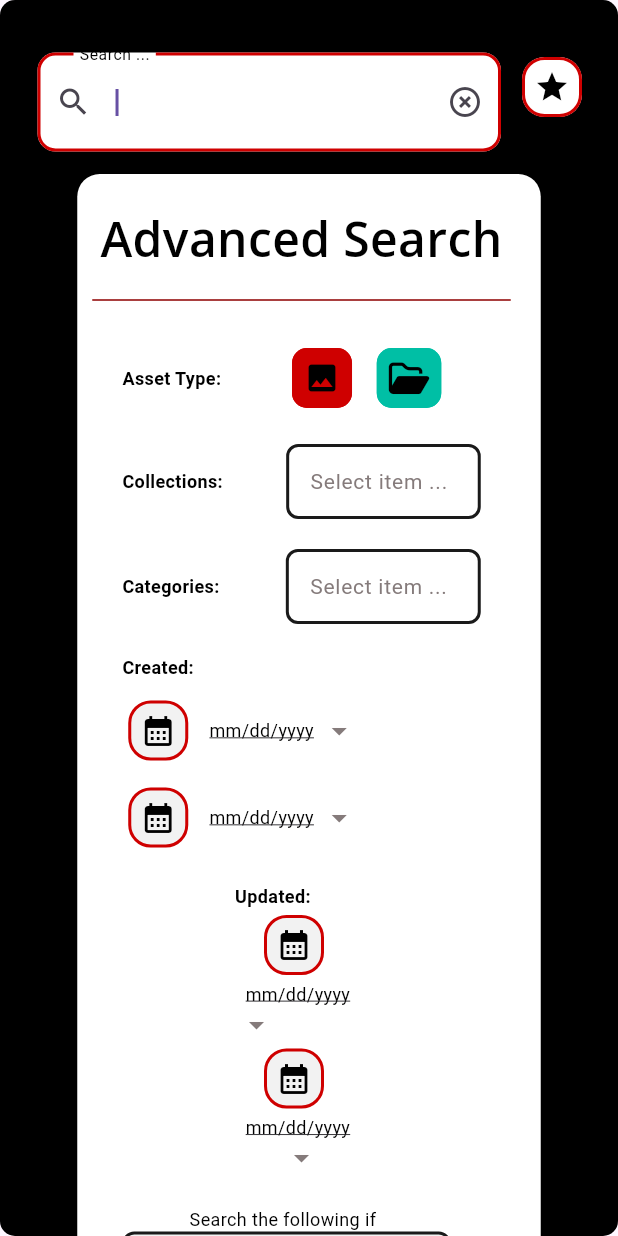
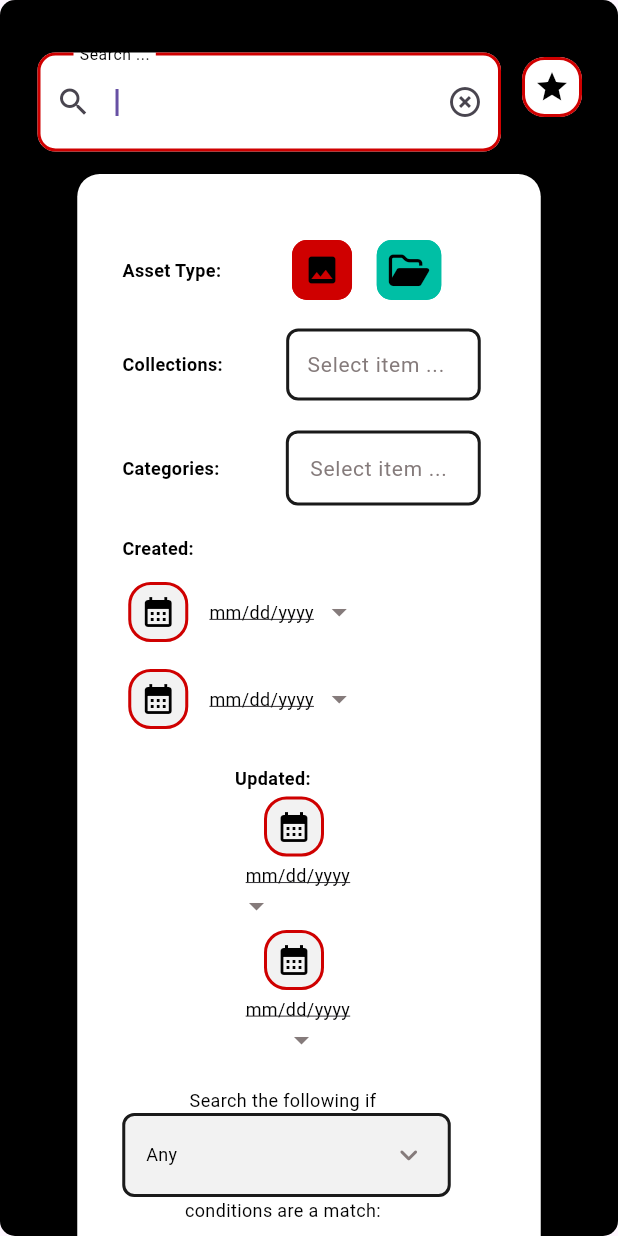
Before and after one commit to kevinlawrenceking/tmz_mam_flutter, a Flutter app: the AdvancedSearchWindowWidget widget shown alone on an empty page, opened directly, on a phone screen of 412 x 824 dp. Run offline on Flutter 3.47's test engine with Material 3 defaults, Android fonts, the phone set to English and light mode, and no system bars; our stand-ins replace auto_size_text, data_table_2, dropdown_button2, equatable, flutter_animate, flutter_secure_storage and 6 more; missing offline and left inert: json_path, mime_type; accounts and stored records are empty; network calls fail.

Commit message:
Working advanced panel!

```diff
--- a/lib/advanced_search_window_widget.dart
+++ b/lib/advanced_search_window_widget.dart
@@ -114,6 +114,8 @@ class _AdvancedSearchWindowWidgetState
                       ),
                       child: Stack(
                         children: [
+
+
                           Padding(
                             padding: EdgeInsetsDirectional.fromSTEB(
                                 10.0, 20.0, 20.0, 0.0),
@@ -121,21 +123,20 @@ class _AdvancedSearchWindowWidgetState
                               child: Column(
                                 mainAxisSize: MainAxisSize.max,
                                 children: [
-                                  Padding(
-                                    padding: EdgeInsetsDirectional.fromSTEB(
-                                        0.0, 0.0, 0.0, 10.0),
-                                    child: Text(
-                                      'Advanced Search',
-                                      textAlign: TextAlign.center,
-                                      style: FlutterFlowTheme.of(context)
-                                          .headlineLarge,
-                                    ),
-                                  ),
-                                  Divider(
-                                    thickness: 1.0,
-                                    color:
-                                        FlutterFlowTheme.of(context).tertiary,
-                                  ),
+
+
+
+
+
+
+
+
+
+
+
+
+
+
                                   Padding(
                                     padding: EdgeInsetsDirectional.fromSTEB(
                                         0.0, 20.0, 0.0, 0.0),
@@ -165,6 +166,31 @@ class _AdvancedSearchWindowWidgetState
                                                 ),
                                           ),
                                         ),
+
+
+
+
+
+
+
+
+
+
+
+
+
+
+
+
+
+
+
+
+
+
+
+
+
                                         Padding(
                                           padding:
                                               EdgeInsetsDirectional.fromSTEB(
@@ -216,7 +242,7 @@ class _AdvancedSearchWindowWidgetState
                                   ),
                                   Padding(
                                     padding: EdgeInsetsDirectional.fromSTEB(
-                                        0.0, 20.0, 0.0, 0.0),
+                                        0.0, 15.0, 0.0, 0.0),
                                     child: Row(
 
                                       children: [
@@ -243,83 +269,81 @@ class _AdvancedSearchWindowWidgetState
                                                 ),
                                           ),
                                         ),
+
+
+
+
+
+
+
+
+
+
+
+
+
                                 Expanded(
   child: Padding(
-                                            padding:
-                                                EdgeInsetsDirectional.fromSTEB(
-                                                    0.0, 0.0, 20.0, 0.0),
+    padding: EdgeInsetsDirectional.fromSTEB(0.0, 0.0, 20.0, 0.0),
     child: TextFormField(
-                                              controller:
-                                                  _model.textController1,
-                                              focusNode:
-                                                  _model.textFieldFocusNode1,
+      controller: _model.textController1,
+      focusNode: _model.textFieldFocusNode1,
       autofocus: true,
       obscureText: false,
       decoration: InputDecoration(
         labelText: 'Select item ...',
-                                                labelStyle:
-                                                    FlutterFlowTheme.of(context)
-                                                        .labelMedium,
-                                                hintStyle:
-                                                    FlutterFlowTheme.of(context)
-                                                        .labelMedium,
-                                                enabledBorder:
-                                                    OutlineInputBorder(
+        labelStyle: FlutterFlowTheme.of(context).labelMedium,
+        hintStyle: FlutterFlowTheme.of(context).labelMedium,
+        enabledBorder: OutlineInputBorder(
           borderSide: BorderSide(
-                                                    color: FlutterFlowTheme.of(
-                                                            context)
-                                                        .alternate,
+            color: FlutterFlowTheme.of(context).alternate,
             width: 2.0,
           ),
-                                                  borderRadius:
-                                                      BorderRadius.circular(
-                                                          8.0),
-                                                ),
-                                                focusedBorder:
-                                                    OutlineInputBorder(
+          borderRadius: BorderRadius.circular(8.0),
+        ),
+        focusedBorder: OutlineInputBorder(
           borderSide: BorderSide(
-                                                    color: FlutterFlowTheme.of(
-                                                            context)
-                                                        .primary,
+            color: FlutterFlowTheme.of(context).primary,
             width: 2.0,
           ),
-                                                  borderRadius:
-                                                      BorderRadius.circular(
-                                                          8.0),
+          borderRadius: BorderRadius.circular(8.0),
         ),
         errorBorder: OutlineInputBorder(
           borderSide: BorderSide(
-                                                    color: FlutterFlowTheme.of(
-                                                            context)
-                                                        .error,
+            color: FlutterFlowTheme.of(context).error,
             width: 2.0,
           ),
-                                                  borderRadius:
-                                                      BorderRadius.circular(
-                                                          8.0),
-                                                ),
-                                                focusedErrorBorder:
-                                                    OutlineInputBorder(
+          borderRadius: BorderRadius.circular(8.0),
+        ),
+        focusedErrorBorder: OutlineInputBorder(
           borderSide: BorderSide(
-                                                    color: FlutterFlowTheme.of(
-                                                            context)
-                                                        .error,
+            color: FlutterFlowTheme.of(context).error,
             width: 2.0,
           ),
-                                                  borderRadius:
-                                                      BorderRadius.circular(
-                                                          8.0),
-                                                ),
-                                              ),
-                                              style:
-                                                  FlutterFlowTheme.of(context)
-                                                      .bodySmall,
-                                              validator: _model
-                                                  .textController1Validator
-                                                  .asValidator(context),
-                                            ),
-                                          ),
-                                        ),
+          borderRadius: BorderRadius.circular(8.0),
+        ),
+        contentPadding: EdgeInsets.symmetric(vertical: 10.0, horizontal: 10.0), // Adjust padding here
+      ),
+      style: FlutterFlowTheme.of(context).bodySmall,
+      validator: _model.textController1Validator.asValidator(context),
+    ),
+  ),
+),
+
+
+
+
+
+
+
+
+
+
+
+
+
+
+
                                       ],
                                     ),
                                   ),
@@ -2471,7 +2495,7 @@ class _AdvancedSearchWindowWidgetState
                                                 _model.dropDownValue3 = val),
                                             width: MediaQuery.sizeOf(context)
                                                     .width *
-                                                0.08,
+                                                0.15,
                                        height:40.0,
                                             textStyle:
                                                 FlutterFlowTheme.of(context)
@@ -2520,7 +2544,7 @@ class _AdvancedSearchWindowWidgetState
                                                 _model.dropDownValue4 = val),
                                             width: MediaQuery.sizeOf(context)
                                                     .width *
-                                                0.10,
+                                                0.15,
                                             height: 40.0,
                                             textStyle:
                                                 FlutterFlowTheme.of(context)
@@ -2560,7 +2584,7 @@ class _AdvancedSearchWindowWidgetState
                                                 _model.dropDownValue5 = val),
                                             width: MediaQuery.sizeOf(context)
                                                     .width *
-                                                0.10,
+                                                0.15,
                                              height: 40.0,
                                             textStyle:
                                                 FlutterFlowTheme.of(context)
```
Also changed, not shown: lib/components/actions_drop_down_menu_assets_widget.dart (+15 -10 lines), lib/components/main_page_control_bar2_widget.dart (+23 -5 lines). Lines whose indentation alone changed are shown as unchanged.
